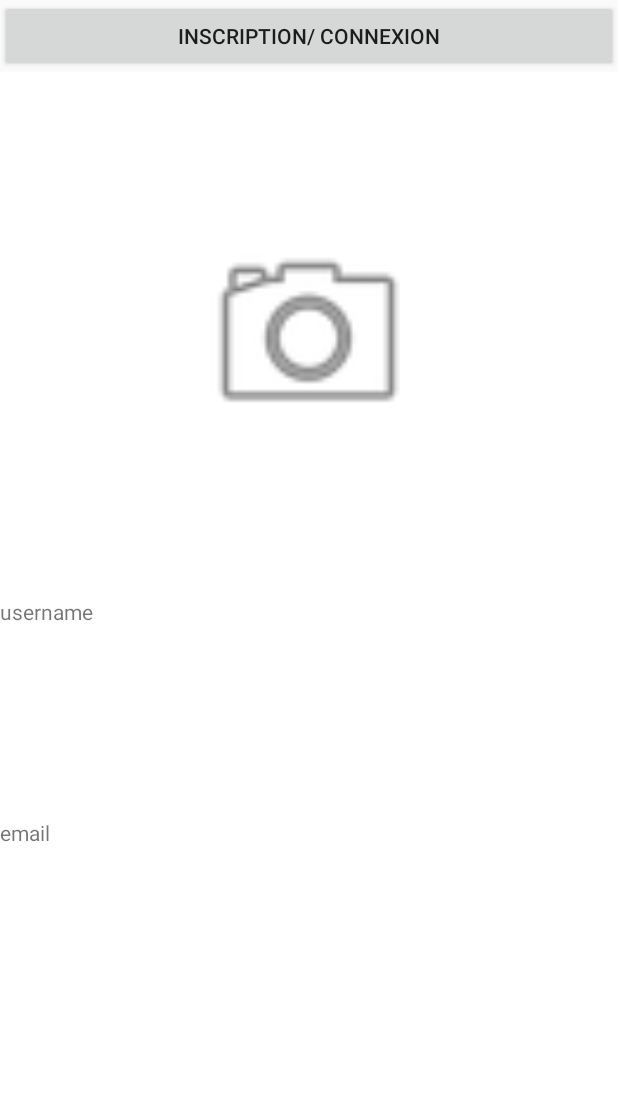
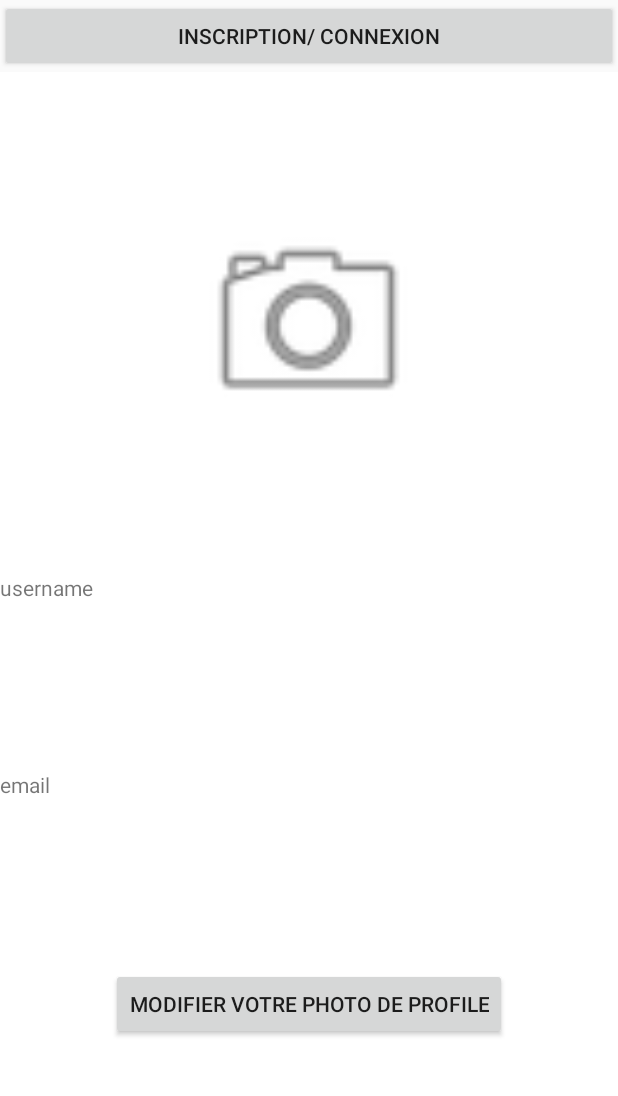
Before and after one commit to jiahuiwang0811/GoToEsigProject, an Android app: the screen it shows after launch (MainActivity), after a tap on "Profile", on a phone screen of 412 x 824 dp, the part 84-1180 px from its top. Run offline under Robolectric (Android 15) with nearby library versions, the phone set to English and light mode, and no system bars; our stand-ins replace Firebase (no records; nobody signed in at launch, a user with empty details on screens opened directly); libraries missing offline, so code that uses them is left out: com.firebase.ui; pictures from the network do not load; 1 other tap on this screen came first.

Commit message:
upload photo de profil sur la bdd firebase

```diff
--- a/app/build.gradle
+++ b/app/build.gradle
@@ -34,6 +34,8 @@ dependencies {
     implementation 'com.firebaseui:firebase-ui-auth:6.2.0'
 
     implementation 'com.github.bumptech.glide:glide:4.10.0'
+    implementation 'com.google.firebase:firebase-storage:19.1.0'
+    implementation 'com.google.firebase:firebase-auth:19.2.0'
     annotationProcessor 'com.github.bumptech.glide:compiler:4.10.0'
 
     testImplementation 'junit:junit:4.12'
--- a/app/src/main/java/com/example/gotoesig/ProfileFragment.java
+++ b/app/src/main/java/com/example/gotoesig/ProfileFragment.java
@@ -1,6 +1,7 @@
 package com.example.gotoesig;
 
 import android.content.Context;
+import android.content.Intent;
 import android.net.Uri;
 import android.os.Bundle;
 import android.text.TextUtils;
@@ -8,16 +9,32 @@ import android.util.Log;
 import android.view.LayoutInflater;
 import android.view.View;
 import android.view.ViewGroup;
+import android.widget.Button;
 import android.widget.ImageView;
 import android.widget.TextView;
+import android.widget.Toast;
 
+import androidx.annotation.NonNull;
 import androidx.annotation.Nullable;
 import androidx.fragment.app.Fragment;
 
 import com.bumptech.glide.Glide;
 import com.bumptech.glide.request.RequestOptions;
+import com.google.android.gms.tasks.OnFailureListener;
+import com.google.android.gms.tasks.OnSuccessListener;
 import com.google.firebase.auth.FirebaseAuth;
 import com.google.firebase.auth.FirebaseUser;
+import com.google.firebase.storage.FileDownloadTask;
+import com.google.firebase.storage.FirebaseStorage;
+import com.google.firebase.storage.StorageReference;
+import com.google.firebase.storage.UploadTask;
+
+import java.io.File;
+import java.io.IOException;
+
+import static androidx.core.provider.FontsContractCompat.FontRequestCallback.RESULT_OK;
+
+//import static android.app.Activity.RESULT_OK;
 
 
 /**
@@ -28,7 +45,7 @@ import com.google.firebase.auth.FirebaseUser;
  * Use the {@link ProfileFragment#newInstance} factory method to
  * create an instance of this fragment.
  */
-public class ProfileFragment extends Fragment {
+public class ProfileFragment extends Fragment implements View.OnClickListener {
     // TODO: Rename parameter arguments, choose names that match
     // the fragment initialization parameters, e.g. ARG_ITEM_NUMBER
     private static final String ARG_PARAM1 = "param1";
@@ -43,8 +60,13 @@ public class ProfileFragment extends Fragment {
     private TextView TVusername;
     private TextView TVemail;
     private ImageView photoProfil;
+    private Button BtnPhoto;
     private OnFragmentInteractionListener mListener;
-
+    private StorageReference Folder;
+    //Uri file = Uri.fromFile(new File("gs://gotoesig-64e20.appspot.com/IMG_8080.JPG"));
+    //StorageReference riversRef = mStorageRef.child("images/IMG_8080.jpg");
+    //File localFile;
+    private static final int ImageBack = 1;
     public ProfileFragment() {
         // Required empty public constructor
     }
@@ -70,11 +92,11 @@ public class ProfileFragment extends Fragment {
     @Override
     public void onCreate(Bundle savedInstanceState) {
         super.onCreate(savedInstanceState);
+        Folder = FirebaseStorage.getInstance().getReference().child("ImageFolder");
         /*if (getArguments() != null) {
             mParam1 = getArguments().getString(ARG_PARAM1);
             mParam2 = getArguments().getString(ARG_PARAM2);
         }*/
-
     }
 
     @Override
@@ -84,6 +106,8 @@ public class ProfileFragment extends Fragment {
         TVusername = RootView.findViewById(R.id.profile_username);
         TVemail = RootView.findViewById(R.id.profile_email);
         photoProfil = RootView.findViewById(R.id.imageViewPdp);
+        BtnPhoto = RootView.findViewById(R.id.profile_btn);
+        BtnPhoto.setOnClickListener(this);
         updateUIWhenCreating();
         // Inflate the layout for this fragment
         return RootView;
@@ -94,6 +118,35 @@ public class ProfileFragment extends Fragment {
         if (mListener != null) {
             mListener.onFragmentInteraction(uri);
         }
+    }
+
+    public void onClick (View view){
+        Intent intent = new Intent(Intent.ACTION_GET_CONTENT);
+        intent.setType("image/*");
+        startActivityForResult(intent, ImageBack);
+    }
+
+    @Override
+    public void onActivityResult(int requestCode, int resultCode, @Nullable Intent data) {
+        super.onActivityResult(requestCode, resultCode, data);
+        System.out.println("request Code : " + requestCode);
+        System.out.println("result Code : " + resultCode);
+        System.out.println("data : " + data);
+        //if(resultCode == ImageBack ){
+            Log.d("profil", "image Back");
+          //  if(resultCode == RESULT_OK){
+                Log.d("profil", "Result ok");
+                Uri ImageData = data.getData();
+                final StorageReference Imagename = Folder.child("image"+ImageData.getLastPathSegment());
+                Imagename.putFile(ImageData).addOnSuccessListener(new OnSuccessListener<UploadTask.TaskSnapshot>() {
+                    @Override
+                    public void onSuccess(UploadTask.TaskSnapshot taskSnapshot) {
+                        Log.d("profil", "image uploaded");
+                        Toast.makeText(getActivity(), "Photo uploaded", Toast.LENGTH_SHORT).show();
+                    }
+                });
+            //}
+        //}
     }
 
     @Override
@@ -174,4 +227,5 @@ public class ProfileFragment extends Fragment {
             Log.d("profil", "non connecte" );
         }
     }
+
 }
--- a/app/src/main/res/layout/fragment_profile.xml
+++ b/app/src/main/res/layout/fragment_profile.xml
@@ -30,7 +30,13 @@
         android:layout_weight="1"
         android:text="email" />
 
+    <Button
+        android:id="@+id/profile_btn"
+        android:layout_height="wrap_content"
+        android:layout_width="wrap_content"
+        android:text="Modifier votre photo de profile"
 
+    />
     <TextView
         android:id="@+id/fragment_profile"
         android:layout_width="wrap_content"
```
Also changed, not shown: 1 other file.
